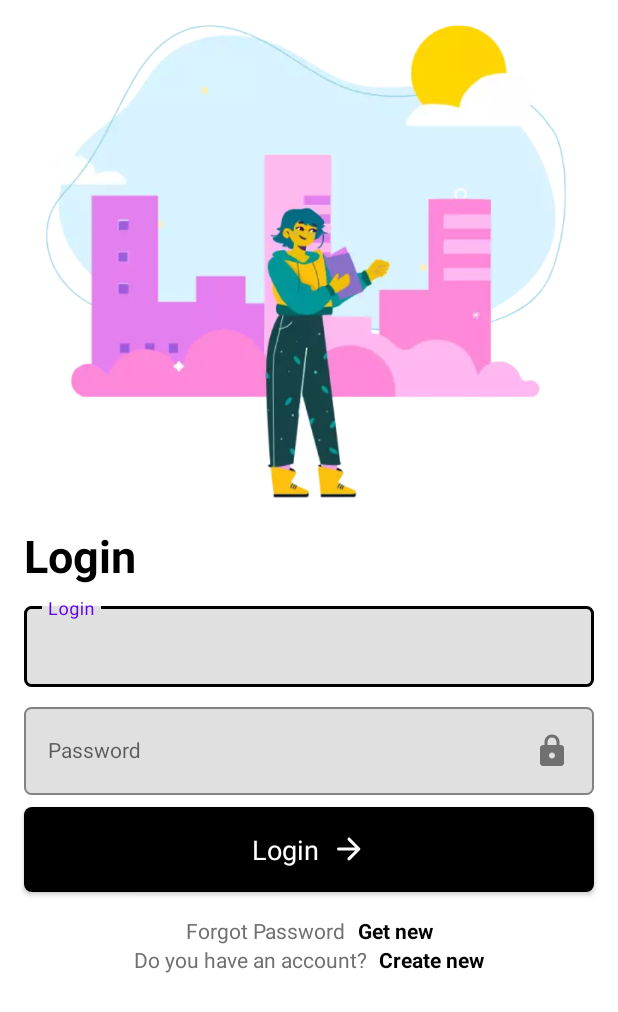
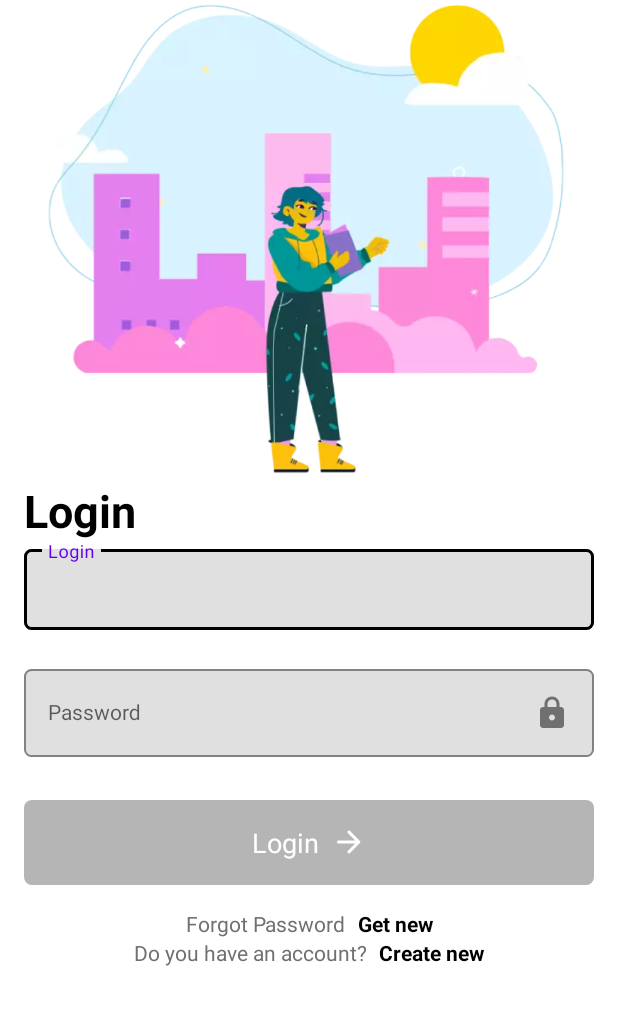
Before and after one commit to michelep2000/Traveling, an Android app: the screen it shows after launch (MainActivity), on a phone screen of 412 x 824 dp. Shown: the top 1012 px of the screen. Run offline under Robolectric (Android 15) with nearby library versions, the phone set to English and light mode, and no system bars.

Commit message:
register, login logic implemented
Args passed through navigation from RegisterFragment to LoginFragment, and compared to do the login correctly

```diff
--- a/app/src/main/java/es/travelworld/traveling/LoginFragment.java
+++ b/app/src/main/java/es/travelworld/traveling/LoginFragment.java
@@ -1,13 +1,11 @@
 package es.travelworld.traveling;
 
-import android.app.Activity;
-import android.content.Context;
 import android.os.Bundle;
+import android.text.Editable;
+import android.text.TextWatcher;
 import android.view.LayoutInflater;
 import android.view.View;
 import android.view.ViewGroup;
-import android.view.Window;
-import android.view.WindowManager;
 
 import androidx.annotation.NonNull;
 import androidx.annotation.Nullable;
@@ -21,6 +19,8 @@ import es.travelworld.traveling.databinding.LoginFragmentBinding;
 public class LoginFragment extends Fragment {
 
     private LoginFragmentBinding binding;
+    private String registerUsername;
+    private String registerPassword;
 
 
     @Override
@@ -34,6 +34,7 @@ public class LoginFragment extends Fragment {
     public void onViewCreated(@NonNull View view, @Nullable Bundle savedInstanceState) {
         super.onViewCreated(view, savedInstanceState);
         setListeners();
+        getRegisterArgs();
     }
 
     @Override
@@ -42,9 +43,87 @@ public class LoginFragment extends Fragment {
         binding = null;
     }
 
+    private boolean isCorrectAuth(boolean isToHandleButton) {
+        Editable username = binding.usernameInput.getText();
+        Editable password = binding.passwordInput.getText();
+
+        if (username == null || password == null) return false;
+
+        binding.loginButton.setEnabled((username.length() > 0 && password.length() > 0));
+
+        boolean isCorrect = username.toString().equals(registerUsername) && password.toString().equals(registerPassword);
+
+        if (!isCorrect && !isToHandleButton)
+            binding.usernameInput.setError(getString(R.string.error_login));
+
+        return isCorrect;
+    }
+
+    private void getRegisterArgs() {
+        Bundle args = getArguments();
+        if (args == null) return;
+
+        registerUsername = args.getString("username");
+        registerPassword = args.getString("password");
+
+
+    }
+
     private void setListeners() {
-        binding.materialTextView2Btn.setOnClickListener(view1 -> Snackbar.make(view1, getString(R.string.get_new_description), Snackbar.LENGTH_LONG).show());
-        binding.materialTextView3Btn.setOnClickListener(view1 -> Navigation.findNavController(view1).navigate(R.id.action_loginFragment_to_registerFragment));
-        binding.loginButton.setOnClickListener(view1 -> Navigation.findNavController(view1).navigate(R.id.action_loginFragment_to_onboardingFragment));
+        binding.materialTextView2Btn.setOnClickListener(view -> Snackbar.make(view, getString(R.string.get_new_description), Snackbar.LENGTH_LONG).show());
+        binding.materialTextView3Btn.setOnClickListener(view -> Navigation.findNavController(view).navigate(R.id.action_loginFragment_to_registerFragment));
+
+        binding.loginButton.setOnClickListener(view -> {
+            if (isCorrectAuth(false)) setArgumentsTuNavigate(view);
+        });
+
+        setTextViewListeners();
+
     }
+
+    private void setArgumentsTuNavigate(View view) {
+        Bundle args = new Bundle();
+        args.putString("username", registerUsername);
+        args.putString("password", registerPassword);
+        Navigation.findNavController(view).navigate(R.id.action_loginFragment_to_homeFragment, args);
+    }
+
+    private void setTextViewListeners() {
+
+        binding.usernameInput.addTextChangedListener(new TextWatcher() {
+            @Override
+            public void beforeTextChanged(CharSequence charSequence, int i, int i1, int i2) {
+
+            }
+
+            @Override
+            public void onTextChanged(CharSequence charSequence, int i, int i1, int i2) {
+
+            }
+
+            @Override
+            public void afterTextChanged(Editable editable) {
+                isCorrectAuth(true);
+            }
+        });
+
+        binding.passwordInput.addTextChangedListener(new TextWatcher() {
+            @Override
+            public void beforeTextChanged(CharSequence charSequence, int i, int i1, int i2) {
+
+            }
+
+            @Override
+            public void onTextChanged(CharSequence charSequence, int i, int i1, int i2) {
+
+            }
+
+            @Override
+            public void afterTextChanged(Editable editable) {
+                isCorrectAuth(true);
+            }
+        });
+
+    }
+
 }
--- a/app/src/main/java/es/travelworld/traveling/OnBoardingFragment.java
+++ b/app/src/main/java/es/travelworld/traveling/OnBoardingFragment.java
@@ -29,6 +29,6 @@ public class OnBoardingFragment extends Fragment {
     }
 
     private void setListeners() {
-        binding.textViewNext.setOnClickListener(view -> Navigation.findNavController(view).navigate(R.id.action_onboardingFragment_to_homeFragment));
+       // binding.textViewNext.setOnClickListener(view -> Navigation.findNavController(view).navigate(R.id.action_onboardingFragment_to_homeFragment));
     }
 }
--- /dev/null
+++ b/app/src/main/res/drawable-v24/selector_button_login.xml
@@ -0,0 +1,5 @@
+<?xml version="1.0" encoding="utf-8"?>
+<selector xmlns:android="http://schemas.android.com/apk/res/android">
+    <item android:drawable="@drawable/shape_button_login_enabled" android:state_enabled="true"/>
+    <item android:drawable="@drawable/shape_button_login_disabled" android:state_enabled="false"/>
+</selector>
--- a/app/src/main/res/drawable/selector_button_register.xml
+++ b/app/src/main/res/drawable/selector_button_register.xml
@@ -1,5 +1,5 @@
 <?xml version="1.0" encoding="utf-8"?>
 <selector xmlns:android="http://schemas.android.com/apk/res/android">
-    <item android:drawable="@drawable/shape_button_enabled" android:state_enabled="true"/>
-    <item android:drawable="@drawable/shape_button_disable" android:state_enabled="false"/>
+    <item android:drawable="@drawable/shape_button_register_enabled" android:state_enabled="true"/>
+    <item android:drawable="@drawable/shape_button_register_disabled" android:state_enabled="false"/>
 </selector>
--- /dev/null
+++ b/app/src/main/res/drawable/shape_button_login_disabled.xml
@@ -0,0 +1,9 @@
+<?xml version="1.0" encoding="utf-8"?>
+<shape
+    xmlns:android="http://schemas.android.com/apk/res/android" android:shape="rectangle">
+
+    <solid android:color="@color/grey" />
+
+    <corners android:radius="5dp"/>
+
+</shape>
--- a/app/src/main/res/layout/login_fragment.xml
+++ b/app/src/main/res/layout/login_fragment.xml
@@ -10,7 +10,7 @@
     <com.google.android.material.imageview.ShapeableImageView
         android:id="@+id/imageViewNomadsCity"
         android:layout_width="match_parent"
-        android:layout_height="350dp"
+        android:layout_height="320dp"
         android:layout_marginHorizontal="@dimen/margin_horizontal_home"
         android:src="@drawable/nomads_city_tour"
         app:layout_constraintEnd_toEndOf="parent"
@@ -36,19 +36,20 @@
         android:layout_width="match_parent"
         android:layout_height="wrap_content"
         android:layout_marginHorizontal="@dimen/margin_horizontal_home"
-        android:layout_marginTop="8dp"
         app:boxBackgroundMode="outline"
         app:boxCornerRadiusBottomEnd="5dp"
         app:boxCornerRadiusBottomStart="5dp"
         app:boxCornerRadiusTopEnd="5dp"
         app:boxCornerRadiusTopStart="5dp"
         app:boxStrokeColor="#000000"
+        app:errorEnabled="true"
         app:boxStrokeErrorColor="#000000"
         app:layout_constraintEnd_toEndOf="parent"
         app:layout_constraintStart_toStartOf="parent"
         app:layout_constraintTop_toBottomOf="@+id/materialTextView">
 
         <com.google.android.material.textfield.TextInputEditText
+            android:id="@+id/username_input"
             style="@style/Widget.MaterialComponents.TextInputLayout.OutlinedBox"
             android:layout_width="match_parent"
             android:layout_height="wrap_content"
@@ -61,19 +62,20 @@
         android:layout_width="match_parent"
         android:layout_height="wrap_content"
         android:layout_marginHorizontal="@dimen/margin_horizontal_home"
-        android:layout_marginTop="8dp"
         app:boxBackgroundMode="outline"
         app:boxCornerRadiusBottomEnd="5dp"
         app:boxCornerRadiusBottomStart="5dp"
         app:boxCornerRadiusTopEnd="5dp"
         app:boxCornerRadiusTopStart="5dp"
         app:boxStrokeColor="#000000"
+        app:errorEnabled="true"
         app:boxStrokeErrorColor="#000000"
         app:layout_constraintEnd_toEndOf="parent"
         app:layout_constraintStart_toStartOf="parent"
         app:layout_constraintTop_toBottomOf="@+id/outlinedTextField1">
 
         <com.google.android.material.textfield.TextInputEditText
+            android:id="@+id/password_input"
             style="@style/Widget.MaterialComponents.TextInputLayout.OutlinedBox"
             android:layout_width="match_parent"
             android:layout_height="wrap_content"
@@ -92,15 +94,16 @@
         android:layout_height="wrap_content"
         android:layout_marginHorizontal="@dimen/margin_horizontal_home"
         android:layout_marginTop="8dp"
-        android:background="@drawable/rounded_shape"
+        app:backgroundTint="@null"
+        android:background="@drawable/selector_button_login"
         android:padding="10dp"
         android:text="@string/login"
         android:textAllCaps="false"
+        android:enabled="false"
         android:textAppearance="@style/Widget.MaterialComponents.TextInputLayout.OutlinedBox"
         android:textColor="@color/white"
         android:textSize="18sp"
         android:textStyle="normal"
-        app:backgroundTint="#000000"
         app:icon="@drawable/round_arrow_forward_black_24dp"
         app:iconGravity="textEnd"
         app:iconTint="#FFFFFF"
--- a/app/src/main/res/navigation/nav_graph.xml
+++ b/app/src/main/res/navigation/nav_graph.xml
@@ -9,11 +9,7 @@
         android:id="@+id/onboardingFragment"
         android:name="es.travelworld.traveling.OnBoardingFragment"
         android:label="onboarding_fragment"
-        tools:layout="@layout/onboarding_fragment" >
-        <action
-            android:id="@+id/action_onboardingFragment_to_homeFragment"
-            app:destination="@id/homeFragment" />
-    </fragment>
+        tools:layout="@layout/onboarding_fragment" />
     <fragment
         android:id="@+id/homeFragment"
         android:name="es.travelworld.traveling.HomeFragment"
@@ -25,11 +21,11 @@
         android:label="login_fragment"
         tools:layout="@layout/login_fragment" >
         <action
-            android:id="@+id/action_loginFragment_to_onboardingFragment"
-            app:destination="@id/onboardingFragment" />
-        <action
             android:id="@+id/action_loginFragment_to_registerFragment"
             app:destination="@id/registerFragment" />
+        <action
+            android:id="@+id/action_loginFragment_to_homeFragment"
+            app:destination="@id/homeFragment" />
     </fragment>
     <fragment
         android:id="@+id/registerFragment"
--- a/app/src/main/res/values/strings.xml
+++ b/app/src/main/res/values/strings.xml
@@ -33,6 +33,7 @@
     <string name="politica_de_privacidad">Política de privacidad</string>
     <string name="ver_condiciones">Ver condiciones</string>
     <string name="registro">Registro</string>
+    <string name="error_login">usuario y/o contraseña inconrrectos</string>
 
     <string-array name="years">
         0-5/6-11/12-17/18-99
```
Also changed, not shown: app/src/main/java/es/travelworld/traveling/HomeFragment.java (+15 -1 lines), app/src/main/java/es/travelworld/traveling/RegisterFragment.java (+19 -3 lines), app/src/main/res/drawable-v24/shape_button_login_enabled.xml (renamed from app/src/main/res/drawable/rounded_shape.xml), app/src/main/res/drawable/shape_button_register_disabled.xml (renamed from app/src/main/res/drawable/shape_button_disable.xml), app/src/main/res/drawable/shape_button_register_enabled.xml (renamed from app/src/main/res/drawable/shape_button_enabled.xml).
